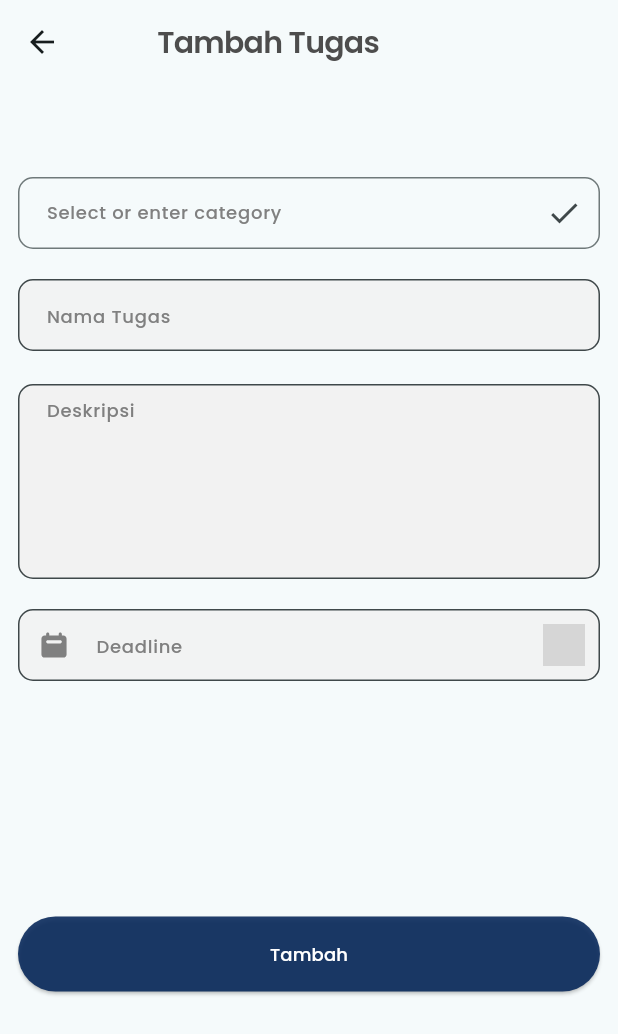
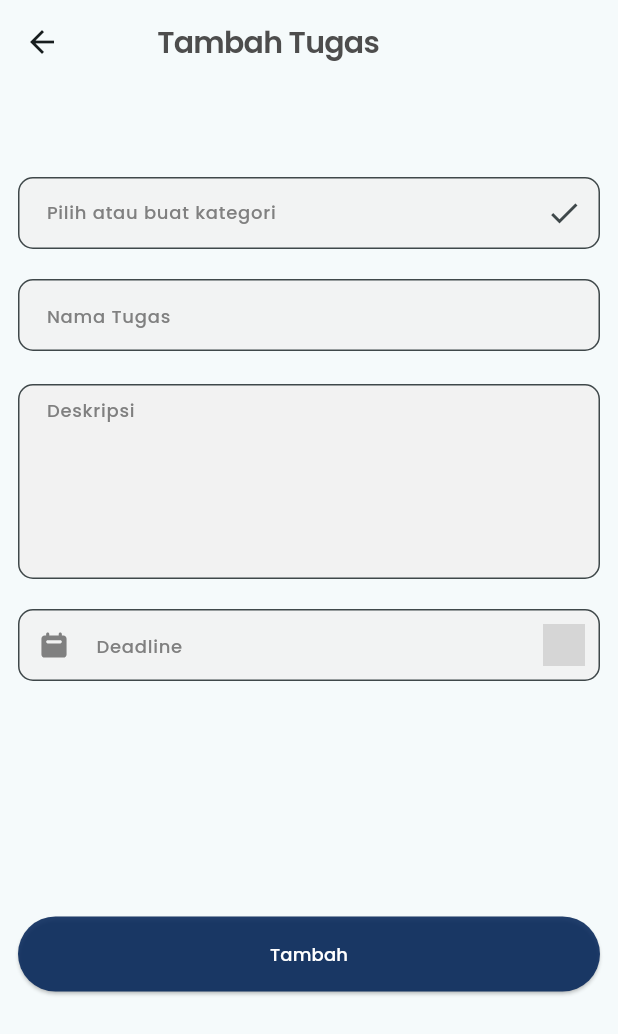
Before and after one commit to syadajah/TugasKU_APP, a Flutter app: the Homepage screen opened directly, after a tap on "Tambah Tugas", on a phone screen of 412 x 824 dp. Shown: the top 1034 px of the screen. Run offline on Flutter 3.47's test engine with Material 3 defaults, Android fonts, the phone set to English and light mode, and no system bars; our stand-ins replace flutter_svg, get, heroicons, smooth_page_indicator, supabase_flutter; accounts and stored records are empty; grey boxes are pictures that could not be loaded.

```diff
--- a/lib/screen/create_task.dart
+++ b/lib/screen/create_task.dart
@@ -2,7 +2,7 @@ import 'package:flutter/material.dart';
 import 'package:flutter_svg/flutter_svg.dart';
 import 'package:tugasku/Auth/auth_service.dart';
 import 'package:tugasku/service/task_service.dart';
-import 'package:intl/intl.dart'; // Tambahkan package ini untuk format tanggal
+import 'package:intl/intl.dart';
 
 class CreateTask extends StatefulWidget {
   const CreateTask({super.key});
@@ -170,6 +170,8 @@ class _CreateTaskState extends State<CreateTask> {
                       controller: controller,
                       focusNode: focusNode,
                       decoration: InputDecoration(
+                        filled: true,
+                        fillColor: Color.fromARGB(225, 242, 242, 242),
                         border: OutlineInputBorder(
                           borderSide: BorderSide(
                             color: Color(0xff808080),
@@ -177,7 +179,7 @@ class _CreateTaskState extends State<CreateTask> {
                           ),
                           borderRadius: BorderRadius.circular(10),
                         ),
-                        labelText: 'Select or enter category',
+                        labelText: 'Pilih atau buat kategori',
                         labelStyle: TextStyle(
                           fontFamily: "Poppins",
                           fontSize: 12,
@@ -342,6 +344,8 @@ class _CreateTaskState extends State<CreateTask> {
                           category: selectedCategoryId!,
                         );
 
+                        await taskService.getTaskCountByCategory(selectedCategoryId!);
+
                         Navigator.pop(context, true); // Kembalikan nilai true untuk trigger refresh
                       },
                       style: ElevatedButton.styleFrom(
--- a/lib/screen/homepage.dart
+++ b/lib/screen/homepage.dart
@@ -51,6 +51,37 @@ class _HomepageState extends State<Homepage> {
     });
   }
 
+List<Map<String, dynamic>> getUniqueCategories() {
+  if (assignments == null) return [];
+
+  // Buat map untuk menyimpan kategori unik dan menghitung jumlah tugas
+  Map<int, Map<String, dynamic>> uniqueCategoriesMap = {};
+
+  // Loop melalui assignments dan tambahkan kategori ke map
+  for (var assignment in assignments!) {
+    int categoryId = assignment['categories']['id'];
+    String categoryName = assignment['categories']['name'];
+
+    // Jika categoryId belum ada di map, tambahkan
+    if (!uniqueCategoriesMap.containsKey(categoryId)) {
+      uniqueCategoriesMap[categoryId] = {
+        'id': categoryId,
+        'name': categoryName,
+        'task_count': "0", // Inisialisasi dengan 0
+        'count': 0, // Counter internal
+      };
+    }
+
+    // Tambahkan perhitungan untuk kategori ini
+    uniqueCategoriesMap[categoryId]?['count'] = uniqueCategoriesMap[categoryId]?['count'] + 1;
+    int count = uniqueCategoriesMap[categoryId]?['count'];
+    uniqueCategoriesMap[categoryId]?['task_count'] = "$count Tugas";
+  }
+
+  // Konversi map ke list
+  return uniqueCategoriesMap.values.toList();
+}
+
   void getAssignments() async {
     setState(() {
       // Indicate loading state
@@ -68,6 +99,9 @@ class _HomepageState extends State<Homepage> {
 
   @override
   Widget build(BuildContext context) {
+
+    final uniqueCategories = getUniqueCategories();
+
     return Scaffold(
       body: SafeArea(
         child: SingleChildScrollView(
@@ -184,7 +218,7 @@ class _HomepageState extends State<Homepage> {
                           ),
                           const SizedBox(height: 30),
                           const Text(
-                            "Kategori",
+                            "Kategori dan jumlah tugas",
                             style: TextStyle(
                               fontFamily: "Poppins",
                               fontSize: 12,
@@ -195,7 +229,38 @@ class _HomepageState extends State<Homepage> {
                           const SizedBox(
                             height: 20,
                           ),
-                          CategoryCard(name: "default", taskCount: "default"),
+                          uniqueCategories.isNotEmpty
+                              ? SizedBox(
+                                  height: 135,
+                                  width: MediaQuery.of(context).size.width,
+                                  child: ListView.separated(
+                                    padding: EdgeInsets.symmetric(
+                                        horizontal: 5, vertical: 5),
+                                    scrollDirection: Axis.horizontal,
+                                    itemBuilder: (context, index) {
+                                      // Pastikan nilai categoryId dari assignments
+                                      int categoryId = uniqueCategories[index]['id'];
+
+                                      return CategoryCard(
+                                        category: uniqueCategories[index]['name']
+                                            .toString(),
+                                        taskCount: uniqueCategories[index]['task_count']
+                                            .toString(),
+                                        categoryId: categoryId,
+                                      );
+                                    },
+                                    separatorBuilder: (context, index) =>
+                                        const SizedBox(width: 10),
+                                    shrinkWrap: true,
+                                    itemCount: uniqueCategories.length,
+                                  ),
+                                )
+                              : Expanded(
+                                  child: Container(
+                                    alignment: Alignment.center,
+                                    child: CircularProgressIndicator(),
+                                  ),
+                                ),
                           const SizedBox(height: 40),
                           const Text(
                             "Tugas yang sedang dikerjakan",
--- a/lib/screen/profile.dart
+++ b/lib/screen/profile.dart
@@ -1,5 +1,6 @@
 import 'package:flutter/material.dart';
 import 'package:flutter_svg/svg.dart';
+import 'package:get/get_navigation/src/extension_navigation.dart';
 import 'package:tugasku/Auth/auth_service.dart';
 import 'package:tugasku/screen/auth_login.dart';
 import 'package:tugasku/screen/edit_profile.dart';
@@ -51,7 +52,9 @@ class _ProfileState extends State<Profile> {
             Icons.arrow_back,
             color: Color(0xffffffff),
           ),
-          onPressed: () => Navigator.of(context).pop(),
+          onPressed: ()  {
+            Navigator.pop(context, true);
+                    },
         ),
         title: Text("Profile",
             style: TextStyle(
```
Also changed, not shown: lib/screen/detail_tugas.dart (+6 -5 lines), lib/service/task_service.dart (+42 -1 lines), lib/widget/category_card.dart (+43 -17 lines), lib/widget/task_card.dart (+11 -4 lines), 4 other files.
